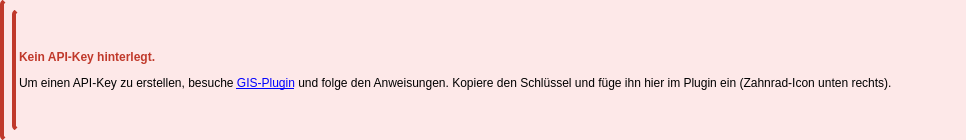
The window that ui/list_missing_api_key_error_widget.ui (poliscope-de/poliscope-qgis-plugin) describes before a commit, drawn with Qt 5.
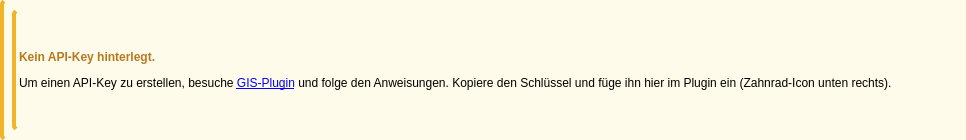
The same window after the commit.

```diff
--- a/ui/list_missing_api_key_error_widget.ui
+++ b/ui/list_missing_api_key_error_widget.ui
@@ -38,7 +38,7 @@
    <bool>true</bool>
   </property>
   <property name="styleSheet">
-   <string notr="true">QWidget { background-color: #fde8e8; border-left: 4px solid #c0392b; border-radius: 4px; }</string>
+   <string notr="true">QWidget { background-color: #fffbea; border-left: 4px solid #f0b429; border-radius: 4px; }</string>
   </property>
   <layout class="QVBoxLayout" name="verticalLayout">
    <property name="spacing">
@@ -59,7 +59,7 @@
    <item>
     <widget class="QLabel" name="label">
      <property name="text">
-      <string>&lt;html&gt;&lt;head/&gt;&lt;body&gt;&lt;p&gt;&lt;span style=&quot; font-weight:600; color:#c0392b;&quot;&gt;Kein API-Key hinterlegt.&lt;/span&gt;&lt;/p&gt;&lt;p&gt;Um einen API-Key zu erstellen, besuche &lt;a href=&quot;https://poliscope.de/app/gis-plugin&quot;&gt;GIS-Plugin&lt;/a&gt; und folge den Anweisungen. Kopiere den Schlüssel und füge ihn hier im Plugin ein (Zahnrad-Icon unten rechts).&lt;/p&gt;&lt;/body&gt;&lt;/html&gt;</string>
+      <string>&lt;html&gt;&lt;head/&gt;&lt;body&gt;&lt;p&gt;&lt;span style=&quot; font-weight:600; color:#b7791f;&quot;&gt;Kein API-Key hinterlegt.&lt;/span&gt;&lt;/p&gt;&lt;p&gt;Um einen API-Key zu erstellen, besuche &lt;a href=&quot;https://poliscope.de/app/gis-plugin&quot;&gt;GIS-Plugin&lt;/a&gt; und folge den Anweisungen. Kopiere den Schlüssel und füge ihn hier im Plugin ein (Zahnrad-Icon unten rechts).&lt;/p&gt;&lt;/body&gt;&lt;/html&gt;</string>
      </property>
      <property name="wordWrap">
       <bool>true</bool>
```
